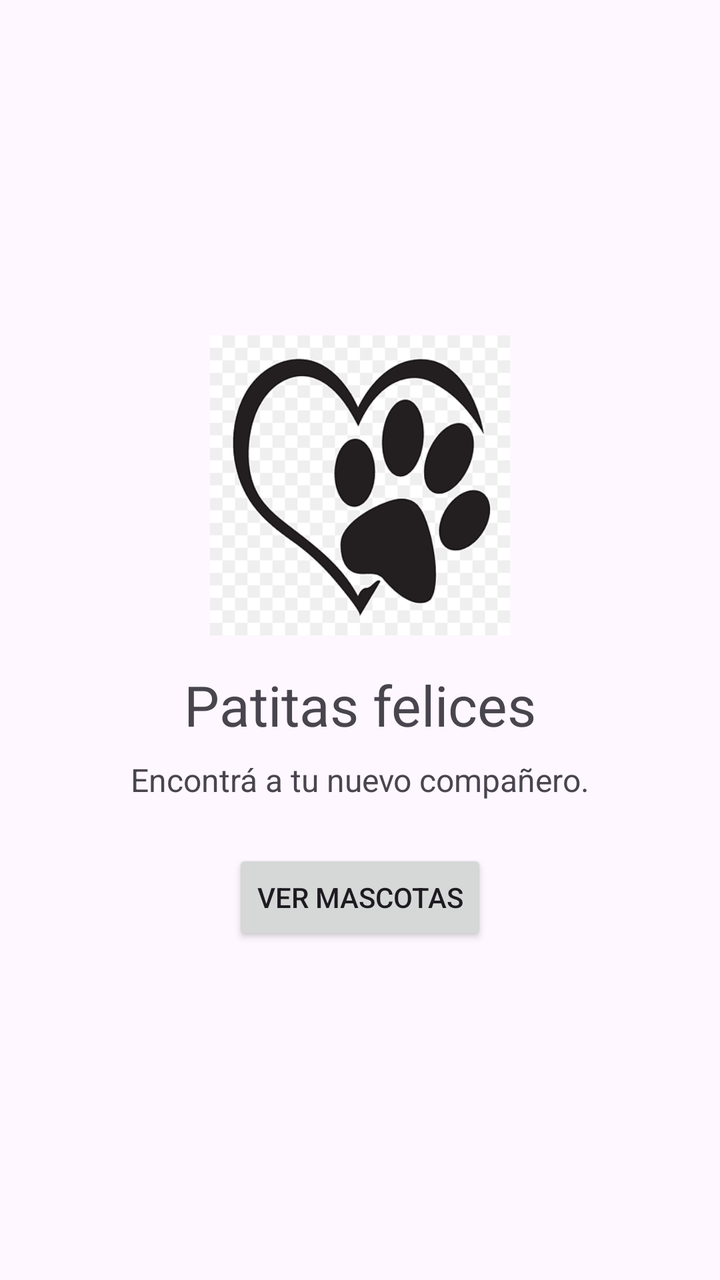
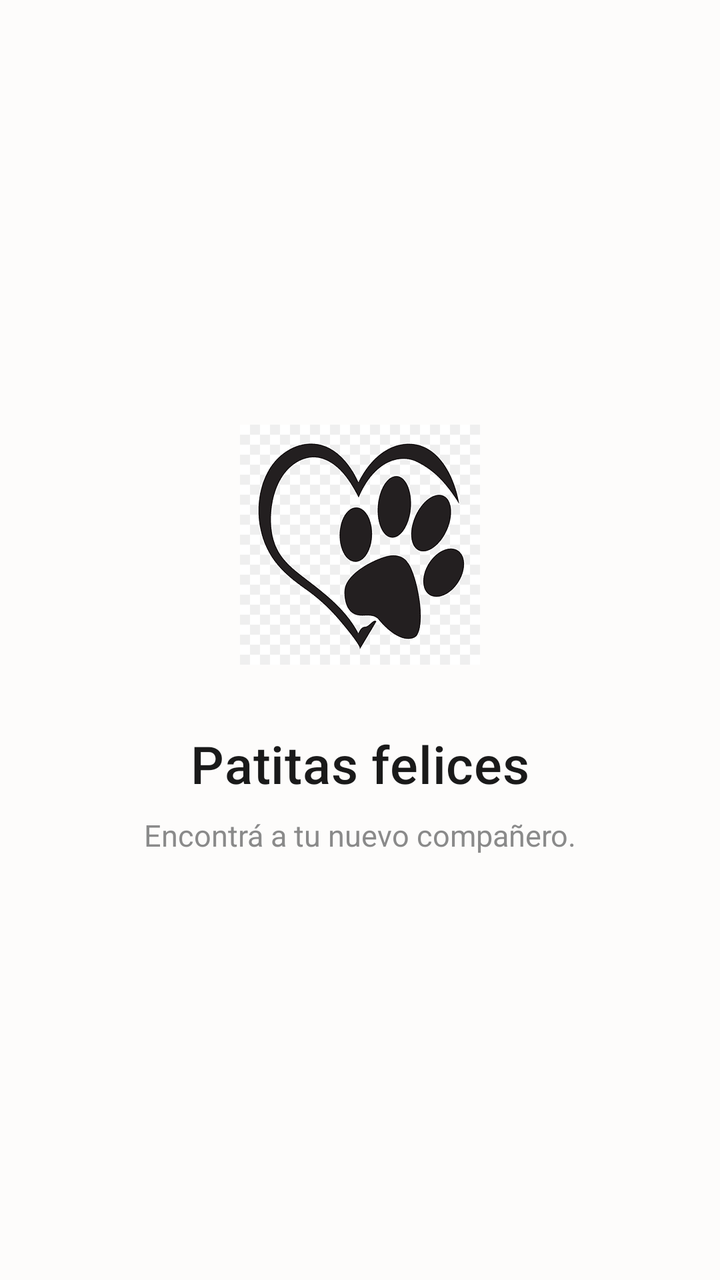

Two renders of the same Android screen: before a commit and after it. Below are the layout's source before the change and the commit's diff.
<!-- AndroidManifest.xml: application theme Theme.Parcial1amacn4avdifilippopineruavilca -->
<!-- res/layout/activity_main.xml -->
<?xml version="1.0" encoding="utf-8"?>
<androidx.constraintlayout.widget.ConstraintLayout
    xmlns:android="http://schemas.android.com/apk/res/android"
    xmlns:app="http://schemas.android.com/apk/res-auto"
    xmlns:tools="http://schemas.android.com/tools"
    android:id="@+id/main"
    android:layout_width="match_parent"
    android:layout_height="match_parent"
    tools:context=".MainActivity">

    <LinearLayout
        android:layout_width="wrap_content"
        android:layout_height="wrap_content"
        android:orientation="vertical"
        android:gravity="center"
        app:layout_constraintTop_toTopOf="parent"
        app:layout_constraintBottom_toBottomOf="parent"
        app:layout_constraintStart_toStartOf="parent"
        app:layout_constraintEnd_toEndOf="parent">

        <ImageView
            android:id="@+id/logo"
            android:layout_width="150dp"
            android:layout_height="150dp"
            android:src="@drawable/logo"
            android:contentDescription="@string/logo_description" />

        <TextView
            android:id="@+id/app_name"
            android:layout_width="wrap_content"
            android:layout_height="wrap_content"
            android:text="@string/app_name"
            android:textSize="28sp"
            android:layout_marginTop="16dp" />

        <TextView
            android:id="@+id/app_description"
            android:layout_width="wrap_content"
            android:layout_height="wrap_content"
            android:text="@string/app_description"
            android:textSize="16sp"
            android:layout_marginTop="8dp" />

        <Button
            android:id="@+id/button_ver_mascotas"
            android:layout_width="wrap_content"
            android:layout_height="wrap_content"
            android:text="@string/ver_mascotas"
            android:layout_marginTop="24dp" />

    </LinearLayout>

</androidx.constraintlayout.widget.ConstraintLayout>
<!-- resources referenced by this layout -->
<resources>
  <!-- drawable logo: png bitmap (drawable, 6409 bytes) -->
  <string name="app_description"> Encontrá a tu nuevo compañero. </string>
  <string name="app_name">Patitas felices</string>
  <string name="logo_description">Logo de Patitas Felices</string>
  <string name="ver_mascotas">Ver mascotas</string>
  <style name="Theme.Parcial1amacn4avdifilippopineruavilca" parent="Base.Theme.Parcial1amacn4avdifilippopineruavilca" />
  <style name="Base.Theme.Parcial1amacn4avdifilippopineruavilca" parent="Theme.Material3.DayNight.NoActionBar">
          
          
      </style>
</resources>

<!-- the commit's change to res/layout/activity_main.xml (unified diff, before → after) -->
@@ -6,6 +6,8 @@
     android:id="@+id/main"
     android:layout_width="match_parent"
     android:layout_height="match_parent"
+    android:background="@color/background"
+    android:padding="32dp"
     tools:context=".MainActivity">
 
     <LinearLayout
@@ -20,33 +22,33 @@
 
         <ImageView
             android:id="@+id/logo"
-            android:layout_width="150dp"
-            android:layout_height="150dp"
-            android:src="@drawable/logo"
-            android:contentDescription="@string/logo_description" />
+            android:layout_width="120dp"
+            android:layout_height="120dp"
+            android:contentDescription="@string/logo_description"
+            android:src="@drawable/logo" />
 
         <TextView
             android:id="@+id/app_name"
             android:layout_width="wrap_content"
             android:layout_height="wrap_content"
+            android:layout_marginTop="32dp"
             android:text="@string/app_name"
-            android:textSize="28sp"
-            android:layout_marginTop="16dp" />
+            android:textSize="26sp"
+            android:fontFamily="sans-serif-medium"
+            android:textColor="@color/text_primary"
+            android:letterSpacing="0.01" />
 
         <TextView
             android:id="@+id/app_description"
             android:layout_width="wrap_content"
             android:layout_height="wrap_content"
+            android:layout_marginTop="8dp"
+            android:gravity="center"
             android:text="@string/app_description"
-            android:textSize="16sp"
-            android:layout_marginTop="8dp" />
-
-        <Button
-            android:id="@+id/button_ver_mascotas"
-            android:layout_width="wrap_content"
-            android:layout_height="wrap_content"
-            android:text="@string/ver_mascotas"
-            android:layout_marginTop="24dp" />
+            android:textSize="15sp"
+            android:fontFamily="sans-serif"
+            android:textColor="@color/text_secondary"
+            android:lineSpacingExtra="2dp" />
 
     </LinearLayout>
 
<!-- resource entries referenced after the edit -->
@@ -1,14 +1,19 @@
 <!-- resources referenced by this layout -->
 <resources>
+  <color name="background">#FDFCFB</color>
+  <color name="text_primary">#1A1A1A</color>
+  <color name="text_secondary">#8A8A8A</color>
   <!-- drawable logo: png bitmap (drawable, 6409 bytes) -->
   <string name="app_description"> Encontrá a tu nuevo compañero. </string>
   <string name="app_name">Patitas felices</string>
   <string name="logo_description">Logo de Patitas Felices</string>
-  <string name="ver_mascotas">Ver mascotas</string>
   <style name="Theme.Parcial1amacn4avdifilippopineruavilca" parent="Base.Theme.Parcial1amacn4avdifilippopineruavilca" />
   <style name="Base.Theme.Parcial1amacn4avdifilippopineruavilca" parent="Theme.Material3.DayNight.NoActionBar">
-          
-          
+          <item name="colorPrimary">@color/accent</item>
+          <item name="android:windowBackground">@color/background</item>
+          <item name="android:statusBarColor">@color/background</item>
+          <item name="android:windowLightStatusBar">true</item>
       </style>
+  <color name="accent">#7C5CFC</color>
 </resources>
 
